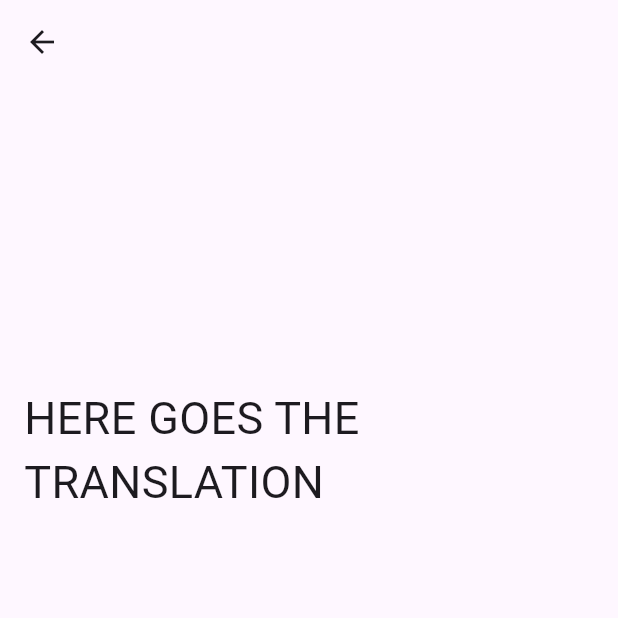
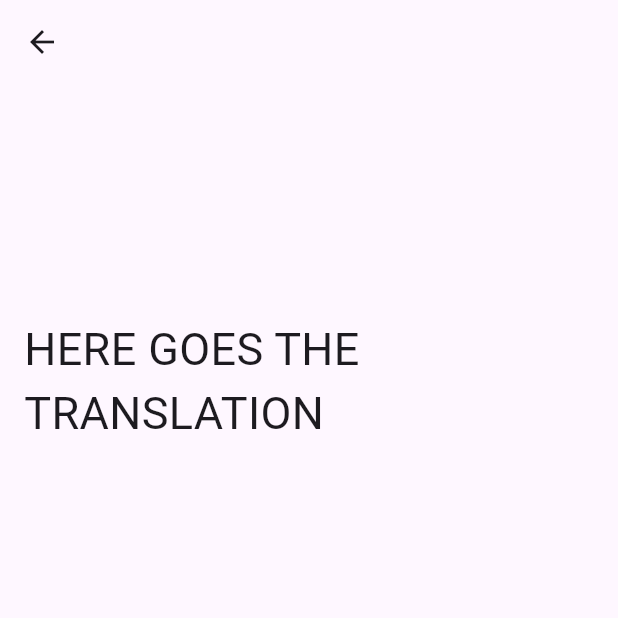
Before and after one commit to SonicSong/simple_jp, a Flutter app: the ButtonBox screen opened directly with empty values, on a phone screen of 412 x 824 dp, the top half of it. Run offline on Flutter 3.47's test engine with Material 3 defaults, Android fonts, the phone set to English and light mode, and no system bars; our stand-ins replace shared_preferences, sqflite; missing offline and left inert: google_mlkit_translation, is_first_run, kana_kit; accounts and stored records are empty.

Commit message:
Just like before

```diff
--- a/lib/main.dart
+++ b/lib/main.dart
@@ -25,8 +25,6 @@ const List<String> list_PL = <String>['Kierunki', 'Zwroty grzecznościowe', 'Pow
 class MyApp extends StatelessWidget {
   const MyApp({super.key});
 
-  // final ThemeMode themeMode = ThemeMode.system;
-  // This widget is the root of your application.
   @override
   Widget build(BuildContext context) {
     return MaterialApp(
--- a/lib/src/buttonBox.dart
+++ b/lib/src/buttonBox.dart
@@ -2,6 +2,7 @@ import 'package:flutter/material.dart';
 import 'package:flutter/widgets.dart';
 
 import 'database.dart';
+import 'translation.dart';
 
 class ButtonBox extends StatelessWidget {
   final Phrase phrase;
@@ -17,13 +18,11 @@ class ButtonBox extends StatelessWidget {
         child: Column(
           crossAxisAlignment: CrossAxisAlignment.start,
           children: [
-            Text(phrase.plText, style: TextStyle(fontSize: 24, fontWeight: FontWeight.bold)),
+            Text(phrase.jpText, style: TextStyle(fontSize: 30, fontStyle: FontStyle.italic, fontWeight: FontWeight.bold)),
             SizedBox(height: 12),
-            Text(phrase.jpText, style: TextStyle(fontSize: 30, fontStyle: FontStyle.italic)),
-            SizedBox(height: 12),
-            Text(phrase.romaji, style: TextStyle(fontSize: 18, color: Colors.grey[700])),
+            Text(phrase.romaji, style: TextStyle(fontSize: 20)),
             SizedBox(height: 16),
-            Text(phrase.notes, style: TextStyle(fontSize: 18)),
+            Text(phrase.notes, style: TextStyle(fontSize: 16)),
             SizedBox(height: 16,),
             Text('HERE GOES THE TRANSLATION', style: TextStyle(fontSize: 30)),
           ],
--- a/lib/src/start.dart
+++ b/lib/src/start.dart
@@ -69,7 +69,6 @@ class _PhraseButtonGet extends State<phraseButtonGet> {
                           builder: (context) => ButtonBox(phrase: p),
                         ),
                       );
-                      // print('Tapped ${p.id}');
                     },
                     child: Padding(
                       padding: const EdgeInsets.all(0),
--- a/lib/src/translation.dart
+++ b/lib/src/translation.dart
@@ -1 +1,5 @@
 import 'package:google_mlkit_translation/google_mlkit_translation.dart';
+import 'package:flutter/material.dart';
+import 'package:flutter/widgets.dart';
+
+import 'database.dart';
```
